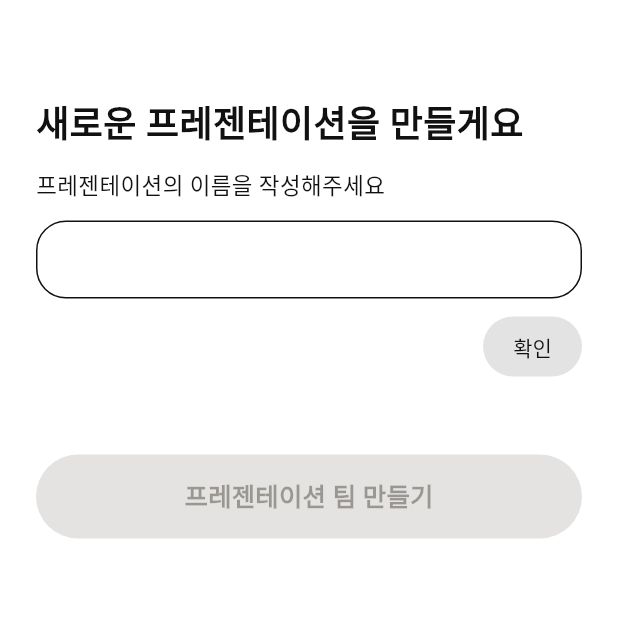
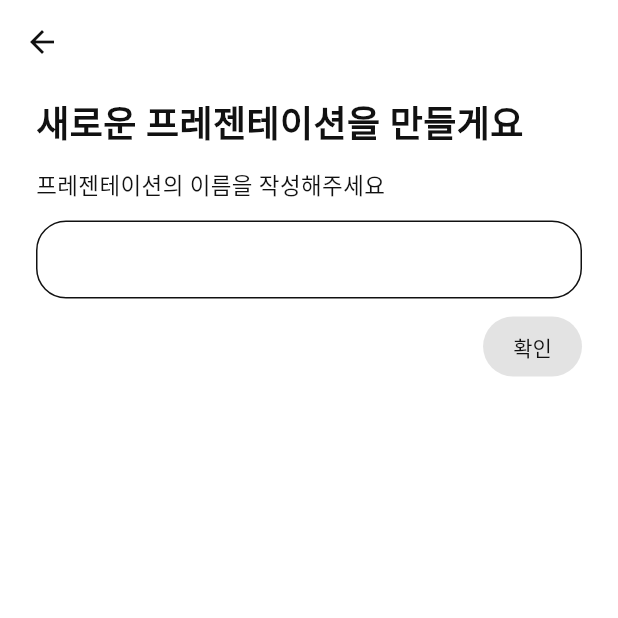
Before and after one commit to madcamp-official/26s-w2-c1-02, a Flutter app: the CreateTeamPage screen opened by its route, on a phone screen of 412 x 824 dp, the top half of it. Run offline on Flutter 3.47's test engine with Material 3 defaults, Android fonts, the phone set to English and light mode, and no system bars; our stand-ins replace file_picker, go_router; accounts and stored records are empty.

Commit message:
feat : 프레젠테이션 팀 추가 탭 애니메이션 추가

```diff
--- /dev/null
+++ b/frontend/lib/features/common/app_back_button.dart
@@ -0,0 +1,28 @@
+import 'package:flutter/material.dart';
+import 'package:go_router/go_router.dart';
+
+/// 좌상단 이전(뒤로가기) 버튼.
+///
+/// 스택에 이전 화면이 있으면 pop, 없으면(=go로 진입해 히스토리가 없을 때)
+/// [fallbackLocation]으로 이동한다. AppBar의 leading으로 사용.
+class AppBackButton extends StatelessWidget {
+  const AppBackButton({super.key, this.fallbackLocation = '/'});
+
+  /// pop할 수 없을 때 이동할 상위 경로.
+  final String fallbackLocation;
+
+  @override
+  Widget build(BuildContext context) {
+    return IconButton(
+      tooltip: '이전',
+      icon: const Icon(Icons.arrow_back),
+      onPressed: () {
+        if (context.canPop()) {
+          context.pop();
+        } else {
+          context.go(fallbackLocation);
+        }
+      },
+    );
+  }
+}
--- a/frontend/lib/features/profile/my_page.dart
+++ b/frontend/lib/features/profile/my_page.dart
@@ -4,6 +4,7 @@ import 'package:provider/provider.dart';
 
 import '../../core/theme/app_colors.dart';
 import '../../state/auth_controller.dart';
+import '../common/app_back_button.dart';
 import '../common/responsive_page.dart';
 
 /// 마이페이지 (기능 명세 6): 계정 정보 확인 + 로그아웃.
@@ -16,7 +17,10 @@ class MyPage extends StatelessWidget {
     final user = auth.user;
 
     return Scaffold(
-      appBar: AppBar(title: const Text('마이페이지')),
+      appBar: AppBar(
+        leading: const AppBackButton(),
+        title: const Text('마이페이지'),
+      ),
       body: SafeArea(
         child: ResponsivePage(
           child: ListView(
--- a/frontend/lib/features/speech/create_speech_page.dart
+++ b/frontend/lib/features/speech/create_speech_page.dart
@@ -8,6 +8,7 @@ import '../../core/theme/app_colors.dart';
 import '../../data/models/audience_type.dart';
 import '../../state/speech_controller.dart';
 import '../../state/team_controller.dart';
+import '../common/app_back_button.dart';
 import '../common/responsive_page.dart';
 
 /// 발표 만들기 화면 (Figma: 발표 만들기 화면).
@@ -95,7 +96,9 @@ class _CreateSpeechPageState extends State<CreateSpeechPage> {
         context.watch<TeamController>().byId(widget.teamId)?.name ?? '';
 
     return Scaffold(
-      appBar: AppBar(),
+      appBar: AppBar(
+        leading: AppBackButton(fallbackLocation: '/teams/${widget.teamId}'),
+      ),
       body: SafeArea(
         child: ResponsivePage(
           child: ListView(
--- a/frontend/lib/features/speech/presenting_page.dart
+++ b/frontend/lib/features/speech/presenting_page.dart
@@ -7,6 +7,7 @@ import 'package:provider/provider.dart';
 import '../../core/theme/app_colors.dart';
 import '../../data/models/speech.dart';
 import '../../state/speech_controller.dart';
+import '../common/app_back_button.dart';
 import '../common/responsive_page.dart';
 
 /// 발표중 화면 (Figma: 발표중 화면 / 제한시간 초과 / 질의응답 여부 확인).
@@ -73,8 +74,9 @@ class _PresentingPageState extends State<PresentingPage> {
   @override
   Widget build(BuildContext context) {
     final title = _speech?.name ?? 'speech';
+    final teamFallback = _speech != null ? '/teams/${_speech!.teamId}' : '/';
     return Scaffold(
-      appBar: AppBar(),
+      appBar: AppBar(leading: AppBackButton(fallbackLocation: teamFallback)),
       body: SafeArea(
         child: ResponsivePage(
           child: _phase == _Phase.presenting
--- a/frontend/lib/features/speech/qna_page.dart
+++ b/frontend/lib/features/speech/qna_page.dart
@@ -7,6 +7,7 @@ import '../../data/models/qna.dart';
 import '../../data/models/speech.dart';
 import '../../data/repositories/speech_repository.dart';
 import '../../state/speech_controller.dart';
+import '../common/app_back_button.dart';
 import '../common/responsive_page.dart';
 
 /// 질의응답 화면 (Figma: 질의응답 Q1/Q3/Q5).
@@ -81,9 +82,10 @@ class _QnaPageState extends State<QnaPage> {
     final title = _speech?.name ?? 'speech';
     final qNumber = _questions[_current].index;
     final professor = _speech?.audienceType.professorLabel ?? '교수';
+    final teamFallback = _speech != null ? '/teams/${_speech!.teamId}' : '/';
 
     return Scaffold(
-      appBar: AppBar(),
+      appBar: AppBar(leading: AppBackButton(fallbackLocation: teamFallback)),
       body: SafeArea(
         child: ResponsivePage(
           child: Column(
--- a/frontend/lib/features/team/create_team_page.dart
+++ b/frontend/lib/features/team/create_team_page.dart
@@ -5,6 +5,8 @@ import 'package:provider/provider.dart';
 import '../../core/theme/app_colors.dart';
 import '../../data/models/presentation_type.dart';
 import '../../state/team_controller.dart';
+import '../common/app_back_button.dart';
+import '../common/fade_slide_in.dart';
 import '../common/responsive_page.dart';
 
 /// 새 프레젠테이션 만들기 (Figma: 새 프레젠테이션 만들기 1~3).
@@ -73,7 +75,7 @@ class _CreateTeamPageState extends State<CreateTeamPage> {
     final canSubmit = _nameConfirmed && _typeConfirmed && _type != null;
 
     return Scaffold(
-      appBar: AppBar(),
+      appBar: AppBar(leading: const AppBackButton()),
       body: SafeArea(
         child: ResponsivePage(
           child: ListView(
@@ -109,8 +111,14 @@ class _CreateTeamPageState extends State<CreateTeamPage> {
                 child: _ConfirmChip(label: '확인', onTap: _confirmName),
               ),
 
-              // 2) 프레젠테이션 유형 (팀 이름 확정 후 노출)
-              if (_nameConfirmed) ...[
+              // 2) 프레젠테이션 유형 — 팀 이름 확정 후 fade-in + slide-up
+              if (_nameConfirmed)
+                FadeSlideIn(
+                  // key로 단계를 구분해 다시 build돼도 애니메이션이 유지되게 함.
+                  key: const ValueKey('step-type'),
+                  child: Column(
+                    crossAxisAlignment: CrossAxisAlignment.start,
+                    children: [
                       const SizedBox(height: 24),
                       const Text('어떤 프레젠테이션인가요?',
                           style: TextStyle(fontSize: 16)),
@@ -135,9 +143,16 @@ class _CreateTeamPageState extends State<CreateTeamPage> {
                         ),
                       ),
                     ],
+                  ),
+                ),
 
-              // 3) 팀원 초대 (유형 확정 후 노출)
-              if (_typeConfirmed) ...[
+              // 3) 팀원 초대 + 팀 만들기 버튼 — 마지막 단계에서만 fade-in + slide-up
+              if (_typeConfirmed)
+                FadeSlideIn(
+                  key: const ValueKey('step-invite'),
+                  child: Column(
+                    crossAxisAlignment: CrossAxisAlignment.start,
+                    children: [
                       const SizedBox(height: 24),
                       const Text('프레젠테이션을 함께할 팀원이 있나요?',
                           style: TextStyle(fontSize: 16)),
@@ -159,13 +174,13 @@ class _CreateTeamPageState extends State<CreateTeamPage> {
                       const Text(
                         '팀원이 초대를 수락하면 자동으로 프레젠테이션 팀에 초대돼요.\n'
                         '프레젠테이션 팀을 만든 후에도 팀원을 초대할 수 있어요.',
-                  style:
-                      TextStyle(fontSize: 12, color: AppColors.textSecondary),
+                        style: TextStyle(
+                            fontSize: 12, color: AppColors.textSecondary),
                       ),
-              ],
-
                       const SizedBox(height: 48),
+                      // "프레젠테이션 팀 만들기"는 마지막 단계에서만 등장.
                       SizedBox(
+                        width: double.infinity,
                         height: 56,
                         child: FilledButton(
                           style: FilledButton.styleFrom(
@@ -173,10 +188,16 @@ class _CreateTeamPageState extends State<CreateTeamPage> {
                             shape: RoundedRectangleBorder(
                                 borderRadius: BorderRadius.circular(28)),
                           ),
-                  onPressed: canSubmit && !_submitting ? _submit : null,
-                  child: Text(_submitting ? '만드는 중…' : '프레젠테이션 팀 만들기',
+                          onPressed:
+                              canSubmit && !_submitting ? _submit : null,
+                          child: Text(
+                              _submitting ? '만드는 중…' : '프레젠테이션 팀 만들기',
                               style: const TextStyle(
                                   fontSize: 17, fontWeight: FontWeight.w700)),
+                        ),
+                      ),
+                      const SizedBox(height: 8),
+                    ],
                   ),
                 ),
             ],
--- a/frontend/lib/features/team/team_detail_page.dart
+++ b/frontend/lib/features/team/team_detail_page.dart
@@ -7,6 +7,7 @@ import '../../data/models/speech.dart';
 import '../../data/models/team.dart';
 import '../../state/speech_controller.dart';
 import '../../state/team_controller.dart';
+import '../common/app_back_button.dart';
 import '../common/responsive_page.dart';
 
 /// 프레젠테이션 팀 화면 (Figma: 프레젠테이션 팀 화면).
@@ -35,7 +36,7 @@ class _TeamDetailPageState extends State<TeamDetailPage> {
         context.watch<SpeechController>().speechesOf(widget.teamId);
 
     return Scaffold(
-      appBar: AppBar(),
+      appBar: AppBar(leading: const AppBackButton()),
       body: SafeArea(
         child: ResponsivePage(
           child: Column(
```
Also changed, not shown: frontend/lib/features/common/fade_slide_in.dart (added, +60 -0 lines), 1 other file. Lines whose indentation alone changed are shown as unchanged.
